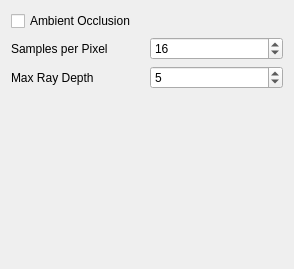
Above: ParaView/OSPRayViewOptions.ui from TACC/pvOSPRay before the change. Below: the same form after it.
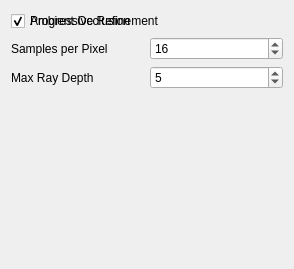
That is the form after the change.

Commit message: adding gui option for progressive refinement.  Enabling you to turn it off

What changed in the file:
```diff
--- a/ParaView/OSPRayViewOptions.ui
+++ b/ParaView/OSPRayViewOptions.ui
@@ -126,6 +126,22 @@
     </property>
     </widget> 
    </item> 
+    <item row="2" column="0">
+       <widget class="QCheckBox" name="progressiveRefinement">
+     <property name="toolTip">
+      <string>Enable/Disable Progressive Refinement</string>
+     </property>
+     <property name="text">
+      <string>Progressive Refinement</string>
+     </property>
+     <property name="checked">
+      <bool>true</bool>
+    </property>     
+    <property name="enabled">
+      <bool>true</bool>
+    </property>
+    </widget> 
+  </item>
   </layout>
  </widget>
  <resources/>
```
The commit also changes 6 other files.
